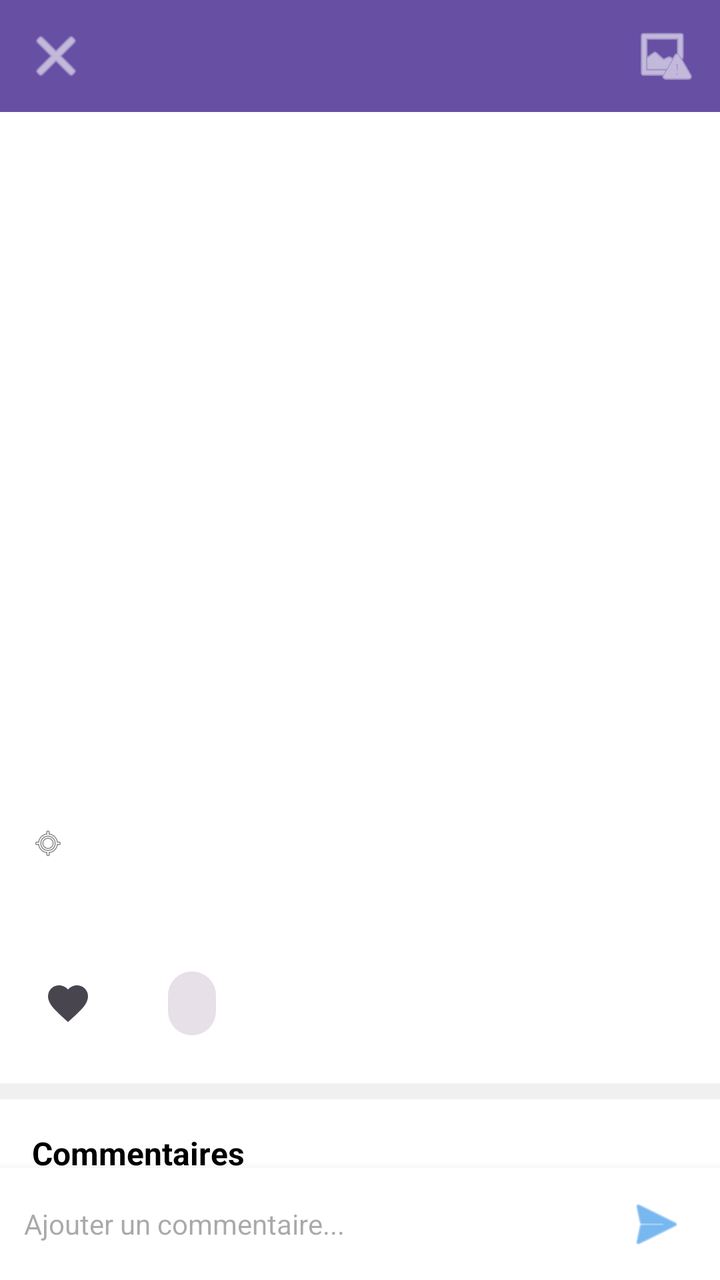
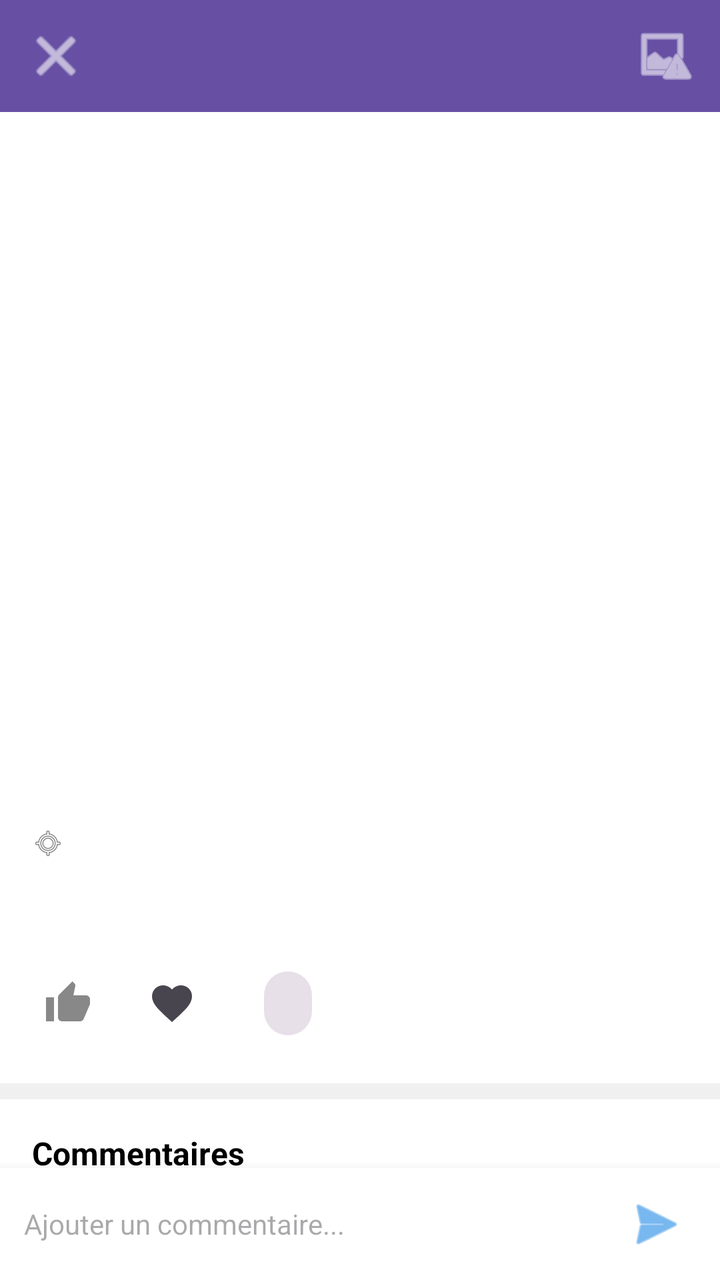

The first picture is an Android layout as it rendered before a commit; the second is the same layout after the commit. The layout source and the unified diff follow.
<!-- AndroidManifest.xml: application theme Theme.Traveling -->
<!-- res/layout/fragment_photo_detail.xml -->
<?xml version="1.0" encoding="utf-8"?>
<LinearLayout xmlns:android="http://schemas.android.com/apk/res/android"
    xmlns:app="http://schemas.android.com/apk/res-auto"
    android:layout_width="match_parent"
    android:layout_height="match_parent"
    android:orientation="vertical"
    android:background="@android:color/white">

    
    <LinearLayout
        android:layout_width="match_parent"
        android:layout_height="56dp"
        android:orientation="horizontal"
        android:gravity="center_vertical"
        android:paddingHorizontal="8dp"
        android:background="?attr/colorPrimary">

        <ImageButton
            android:id="@+id/btn_back"
            android:layout_width="40dp"
            android:layout_height="40dp"
            android:src="@android:drawable/ic_menu_close_clear_cancel"
            android:background="?attr/selectableItemBackgroundBorderless"
            android:tint="@android:color/white"
            android:contentDescription="Retour" />

        <TextView
            android:id="@+id/toolbar_title"
            android:layout_width="0dp"
            android:layout_height="wrap_content"
            android:layout_weight="1"
            android:layout_marginStart="8dp"
            android:textSize="17sp"
            android:textStyle="bold"
            android:textColor="@android:color/white"
            android:maxLines="1"
            android:ellipsize="end" />

        
        <ImageButton
            android:id="@+id/btn_report"
            android:layout_width="40dp"
            android:layout_height="40dp"
            android:src="@android:drawable/ic_menu_report_image"
            android:background="?attr/selectableItemBackgroundBorderless"
            android:tint="@android:color/white"
            android:contentDescription="Signaler" />
    </LinearLayout>

    
    <androidx.core.widget.NestedScrollView
        android:id="@+id/scroll_content"
        android:layout_width="match_parent"
        android:layout_height="0dp"
        android:layout_weight="1">

        <LinearLayout
            android:layout_width="match_parent"
            android:layout_height="wrap_content"
            android:orientation="vertical">

            
            <ImageView
                android:id="@+id/detail_image"
                android:layout_width="match_parent"
                android:layout_height="280dp"
                android:scaleType="centerCrop"
                android:contentDescription="@null" />

            
            <LinearLayout
                android:layout_width="match_parent"
                android:layout_height="wrap_content"
                android:orientation="vertical"
                android:padding="16dp">

                
                <TextView
                    android:id="@+id/detail_title"
                    android:layout_width="match_parent"
                    android:layout_height="wrap_content"
                    android:textSize="22sp"
                    android:textStyle="bold"
                    android:textColor="@android:color/black" />

                
                <LinearLayout
                    android:layout_width="match_parent"
                    android:layout_height="wrap_content"
                    android:orientation="horizontal"
                    android:gravity="center_vertical"
                    android:layout_marginTop="8dp">

                    <TextView
                        android:id="@+id/detail_author"
                        android:layout_width="0dp"
                        android:layout_height="wrap_content"
                        android:layout_weight="1"
                        android:textSize="13sp"
                        android:textColor="@color/colorPrimary"
                        android:textStyle="bold" />

                    <TextView
                        android:id="@+id/detail_date"
                        android:layout_width="wrap_content"
                        android:layout_height="wrap_content"
                        android:textSize="12sp"
                        android:textColor="#AAAAAA" />
                </LinearLayout>

                
                <LinearLayout
                    android:layout_width="match_parent"
                    android:layout_height="wrap_content"
                    android:orientation="horizontal"
                    android:gravity="center_vertical"
                    android:layout_marginTop="6dp">

                    <ImageView
                        android:layout_width="16dp"
                        android:layout_height="16dp"
                        android:src="@android:drawable/ic_menu_mylocation"
                        android:contentDescription="@null" />

                    <TextView
                        android:id="@+id/detail_location"
                        android:layout_width="wrap_content"
                        android:layout_height="wrap_content"
                        android:layout_marginStart="4dp"
                        android:textSize="13sp"
                        android:textColor="#666666" />
                </LinearLayout>

                
                <TextView
                    android:id="@+id/detail_description"
                    android:layout_width="match_parent"
                    android:layout_height="wrap_content"
                    android:layout_marginTop="12dp"
                    android:textSize="14sp"
                    android:textColor="#444444"
                    android:lineSpacingMultiplier="1.4" />

                
                <LinearLayout
                    android:layout_width="match_parent"
                    android:layout_height="wrap_content"
                    android:orientation="horizontal"
                    android:gravity="center_vertical"
                    android:layout_marginTop="16dp">

                    <ImageButton
                        android:id="@+id/btn_like"
                        android:layout_width="36dp"
                        android:layout_height="36dp"
                        android:src="@drawable/ic_favorite"
                        android:background="?attr/selectableItemBackgroundBorderless"
                        android:contentDescription="Like" />

                    <TextView
                        android:id="@+id/detail_like_count"
                        android:layout_width="wrap_content"
                        android:layout_height="wrap_content"
                        android:layout_marginStart="4dp"
                        android:textSize="14sp"
                        android:textColor="#555555" />

                    <com.google.android.material.chip.Chip
                        android:id="@+id/detail_type_chip"
                        android:layout_width="wrap_content"
                        android:layout_height="wrap_content"
                        android:layout_marginStart="16dp"
                        style="@style/Widget.MaterialComponents.Chip.Action"
                        android:textSize="11sp" />
                </LinearLayout>
            </LinearLayout>

            
            <View
                android:layout_width="match_parent"
                android:layout_height="8dp"
                android:background="#F0F0F0" />

            
            <LinearLayout
                android:layout_width="match_parent"
                android:layout_height="wrap_content"
                android:orientation="vertical"
                android:padding="16dp">

                <TextView
                    android:id="@+id/tv_comments_title"
                    android:layout_width="wrap_content"
                    android:layout_height="wrap_content"
                    android:text="Commentaires"
                    android:textSize="16sp"
                    android:textStyle="bold"
                    android:textColor="@android:color/black" />

                <TextView
                    android:id="@+id/tv_no_comments"
                    android:layout_width="match_parent"
                    android:layout_height="wrap_content"
                    android:layout_marginTop="12dp"
                    android:text="Aucun commentaire pour le moment."
                    android:textColor="#AAAAAA"
                    android:textSize="13sp"
                    android:gravity="center"
                    android:visibility="gone" />

                <androidx.recyclerview.widget.RecyclerView
                    android:id="@+id/recycler_comments"
                    android:layout_width="match_parent"
                    android:layout_height="wrap_content"
                    android:nestedScrollingEnabled="false" />
            </LinearLayout>
        </LinearLayout>
    </androidx.core.widget.NestedScrollView>

    
    <LinearLayout
        android:id="@+id/layout_comment_input"
        android:layout_width="match_parent"
        android:layout_height="wrap_content"
        android:orientation="horizontal"
        android:gravity="center_vertical"
        android:paddingHorizontal="12dp"
        android:paddingVertical="8dp"
        android:background="@android:color/white"
        android:elevation="8dp">

        <EditText
            android:id="@+id/et_comment"
            android:layout_width="0dp"
            android:layout_height="wrap_content"
            android:layout_weight="1"
            android:hint="Ajouter un commentaire..."
            android:background="@null"
            android:textSize="14sp"
            android:inputType="textMultiLine"
            android:maxLines="3"
            android:imeOptions="actionSend" />

        <ImageButton
            android:id="@+id/btn_send_comment"
            android:layout_width="40dp"
            android:layout_height="40dp"
            android:src="@android:drawable/ic_menu_send"
            android:background="?attr/selectableItemBackgroundBorderless"
            android:tint="@color/colorPrimary"
            android:contentDescription="Envoyer" />
    </LinearLayout>

    
    <TextView
        android:id="@+id/tv_anonymous_comment"
        android:layout_width="match_parent"
        android:layout_height="wrap_content"
        android:padding="12dp"
        android:text="Connectez-vous pour commenter ou liker"
        android:textColor="#AAAAAA"
        android:textSize="13sp"
        android:gravity="center"
        android:background="#F5F5F5"
        android:visibility="gone" />

</LinearLayout>
<!-- resources referenced by this layout -->
<resources>
  <color name="colorPrimary">#FF1E88E5</color>
  <!-- drawable ic_favorite (drawable) -->
  <?xml version="1.0" encoding="utf-8"?>
  <vector xmlns:android="http://schemas.android.com/apk/res/android"
      android:width="24dp"
      android:height="24dp"
      android:viewportWidth="24"
      android:viewportHeight="24"
      android:tint="?attr/colorControlNormal">
      <path
          android:fillColor="@android:color/white"
          android:pathData="M12,21.35l-1.45,-1.32C5.4,15.36 2,12.28 2,8.5 2,5.42 4.42,3 7.5,3c1.74,0 3.41,0.81 4.5,2.09C13.09,3.81 14.76,3 16.5,3 19.58,3 22,5.42 22,8.5c0,3.78 -3.4,6.86 -8.55,11.54L12,21.35z" />
  </vector>
  <style name="Theme.Traveling" parent="Base.Theme.Traveling" />
  <style name="Base.Theme.Traveling" parent="Theme.Material3.DayNight.NoActionBar">
          
          
      </style>
</resources>

<!-- the commit's change to res/layout/fragment_photo_detail.xml (unified diff, before → after) -->
@@ -153,7 +153,7 @@
                         android:id="@+id/btn_like"
                         android:layout_width="36dp"
                         android:layout_height="36dp"
-                        android:src="@drawable/ic_favorite"
+                        android:src="@drawable/ic_thumb_up"
                         android:background="?attr/selectableItemBackgroundBorderless"
                         android:contentDescription="Like" />
 
@@ -164,6 +164,15 @@
                         android:layout_marginStart="4dp"
                         android:textSize="14sp"
                         android:textColor="#555555" />
+
+                    <ImageButton
+                        android:id="@+id/btn_favorite"
+                        android:layout_width="36dp"
+                        android:layout_height="36dp"
+                        android:layout_marginStart="12dp"
+                        android:src="@drawable/ic_favorite"
+                        android:background="?attr/selectableItemBackgroundBorderless"
+                        android:contentDescription="Favori" />
 
                     <com.google.android.material.chip.Chip
                         android:id="@+id/detail_type_chip"
<!-- resource entries referenced after the edit -->
@@ -13,6 +13,17 @@
           android:fillColor="@android:color/white"
           android:pathData="M12,21.35l-1.45,-1.32C5.4,15.36 2,12.28 2,8.5 2,5.42 4.42,3 7.5,3c1.74,0 3.41,0.81 4.5,2.09C13.09,3.81 14.76,3 16.5,3 19.58,3 22,5.42 22,8.5c0,3.78 -3.4,6.86 -8.55,11.54L12,21.35z" />
   </vector>
+  <!-- drawable ic_thumb_up (drawable) -->
+  <?xml version="1.0" encoding="utf-8"?>
+  <vector xmlns:android="http://schemas.android.com/apk/res/android"
+      android:width="24dp"
+      android:height="24dp"
+      android:viewportWidth="24"
+      android:viewportHeight="24">
+      <path
+          android:fillColor="#888888"
+          android:pathData="M1,21h4V9H1v12zm22-11c0-1.1-0.9-2-2-2h-6.31l0.95-4.57 0.03-0.32c0-0.41-0.17-0.79-0.44-1.06L14.17,1 7.59,7.59C7.22,7.95 7,8.45 7,9v10c0,1.1 0.9,2 2,2h9c0.83,0 1.54-0.5 1.84-1.22l3.02-7.05C22.95,12.5 23,12.26 23,12z" />
+  </vector>
   <style name="Theme.Traveling" parent="Base.Theme.Traveling" />
   <style name="Base.Theme.Traveling" parent="Theme.Material3.DayNight.NoActionBar">
           
